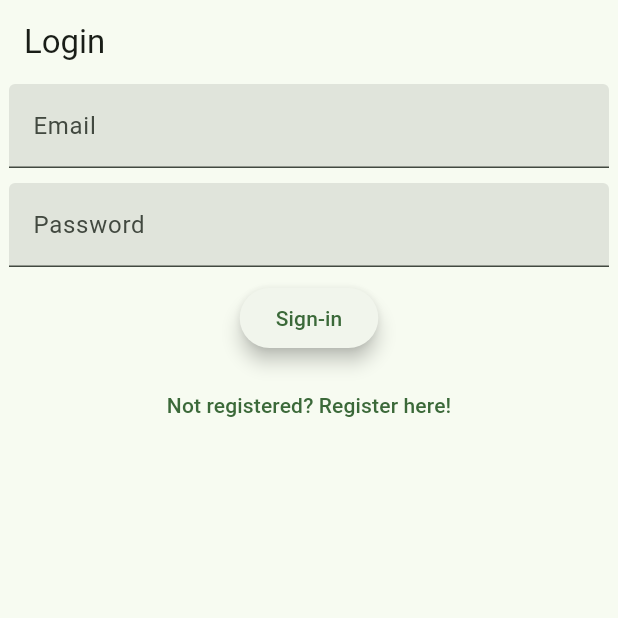
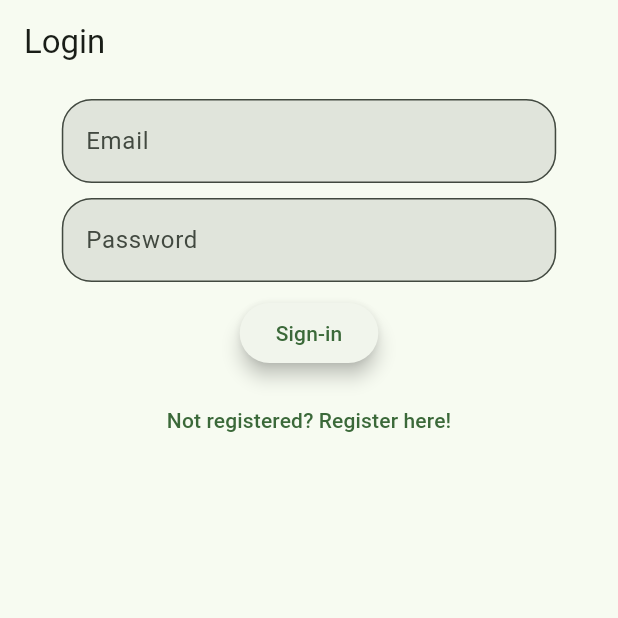
Before and after one commit to suasuasuasuasua/Notes, a Flutter app: the screen it shows after launch, on a phone screen of 412 x 824 dp, the top half of it. Run offline on Flutter 3.47's test engine with Material 2 defaults, Android fonts, the phone set to English and light mode, and no system bars; our stand-ins replace firebase_auth, firebase_core; accounts and stored records are empty.

```diff
--- a/lib/util/widget_builder.dart
+++ b/lib/util/widget_builder.dart
@@ -1,3 +1,4 @@
+import 'package:flutter/foundation.dart';
 import 'package:flutter/material.dart';
 
 /// A function that returns a textform with initialized parameters
@@ -11,12 +12,17 @@ Widget textFormBuilder(
     children: [
       Center(
         child: ConstrainedBox(
-          constraints: const BoxConstraints(maxWidth: 400),
+          constraints: BoxConstraints(
+              maxWidth:
+                  (kIsWeb ? 500.0 : MediaQuery.of(context).size.width * 0.8)),
           child: TextFormField(
             decoration: InputDecoration(
               floatingLabelStyle: const TextStyle(fontSize: 11),
               labelText: label,
               filled: true,
+              border: OutlineInputBorder(
+                borderRadius: BorderRadius.circular(20.0),
+              ),
             ),
             controller: controller,
             key: Key(key),
--- a/lib/views/register_view.dart
+++ b/lib/views/register_view.dart
@@ -44,6 +44,10 @@ class _RegisterViewState extends State<RegisterView> {
       body: SingleChildScrollView(
         child: Column(
           children: [
+            const SizedBox(
+              height: 10,
+            ),
+
             /// Email Field
             textFormBuilder(
               context: context,
--- a/lib/views/verify_email_view.dart
+++ b/lib/views/verify_email_view.dart
@@ -31,7 +31,7 @@ class _VerifyEmailViewState extends State<VerifyEmailView> {
                 const SizedBox(
                   width: 300,
                   child: Text(
-                      "If you haven't received the email verification, click the button below"),
+                      "If you haven't received the email verification, click the button below."),
                 ),
                 const SizedBox(height: 15),
                 // Request Firebase to send an email verification
@@ -47,12 +47,12 @@ class _VerifyEmailViewState extends State<VerifyEmailView> {
                     await FirebaseAuth.instance.signOut();
                     if (context.mounted) {
                       Navigator.of(context).pushNamedAndRemoveUntil(
-                        registerRoute,
+                        loginRoute,
                         (route) => false,
                       );
                     }
                   },
-                  child: const Text('Sign out and return to registration.'),
+                  child: const Text('Sign out and return to the login page.'),
                 )
               ],
             ),
```
Also changed, not shown: lib/views/login_view.dart (+25 -7 lines).
